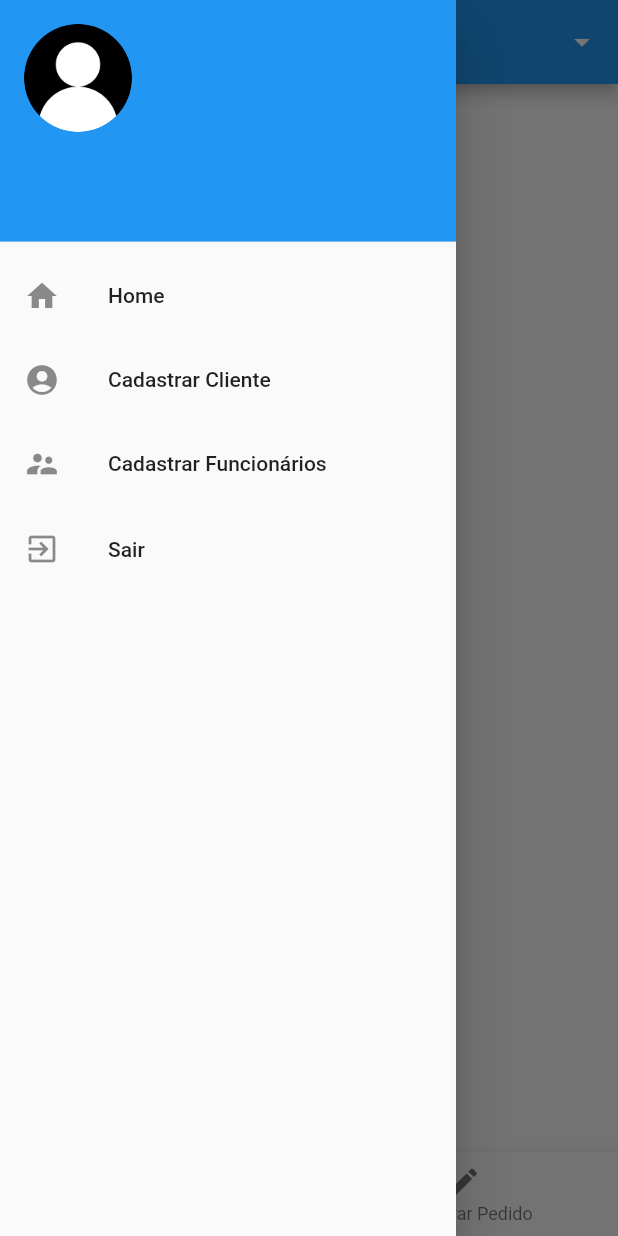
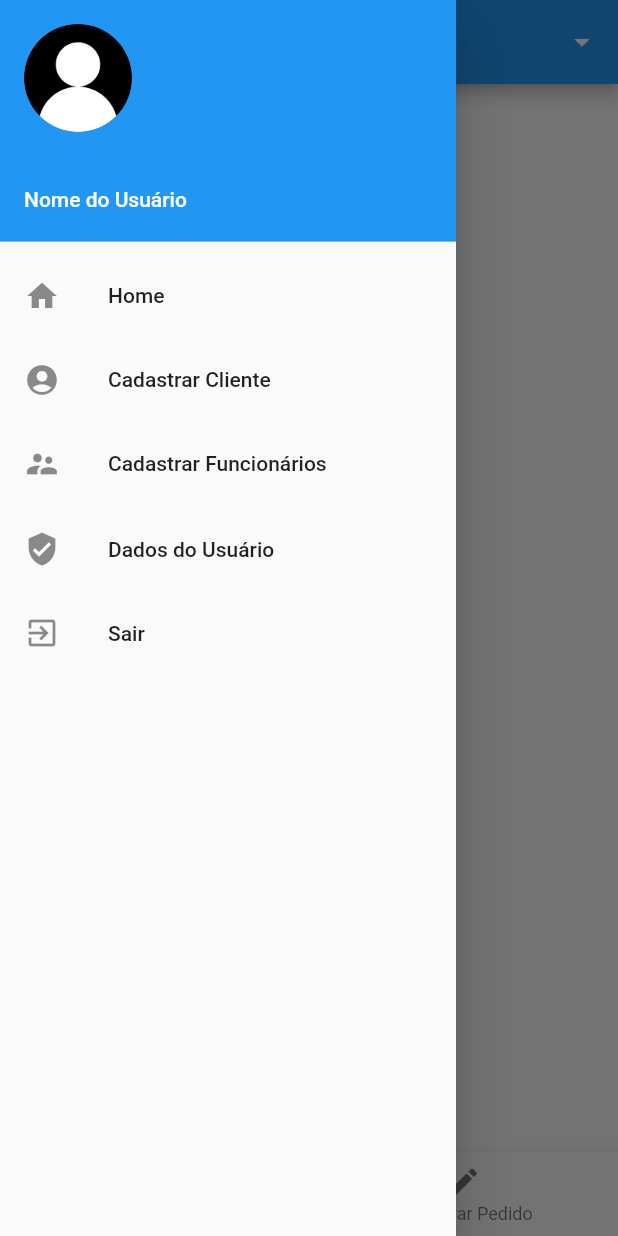
Before and after one commit to ChihYaoYang/ProjetoOrdemService, a Flutter app: the TabBarMenu screen opened directly, with the side drawer open, on a phone screen of 412 x 824 dp. Run offline on Flutter 3.47's test engine with Material 2 defaults, Android fonts, the phone set to English and light mode, and no system bars.

Commit message:
add dados do usuario in drawer

```diff
--- a/lib/utils/menu.dart
+++ b/lib/utils/menu.dart
@@ -21,6 +21,7 @@ class _DrawerMenuState extends State<DrawerMenu> {
             decoration: BoxDecoration(
               color: Colors.blue,
             ),
+            accountName: Text('Nome do Usuário'),
             currentAccountPicture: CircleAvatar(
               backgroundImage: AssetImage('assets/user.png'),
             ),
@@ -99,6 +100,13 @@ class _DrawerMenuState extends State<DrawerMenu> {
                   ),
                 ),
           ListTile(
+            title: Text('Dados do Usuário'),
+            leading: Icon(
+              Icons.verified_user,
+            ),
+            onTap: () {},
+          ),
+          ListTile(
             title: Text('Sair'),
             leading: Icon(
               Icons.exit_to_app,
```
